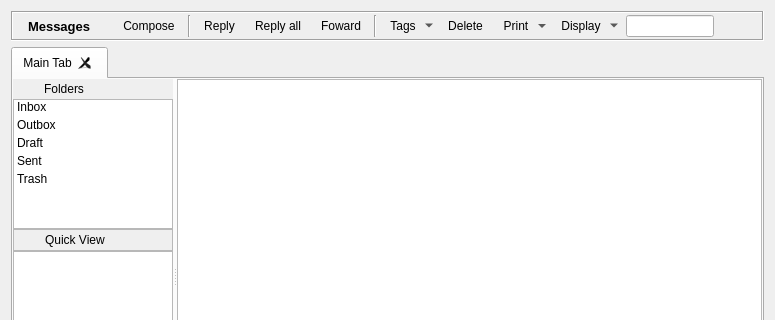
RetroShare/RetroShare, file retroshare-gui/src/gui/MessagesDialog.ui: the form before one commit; both pictures show x 0 to 775 and y 0 to 320 of the 775 by 485 pixel window.
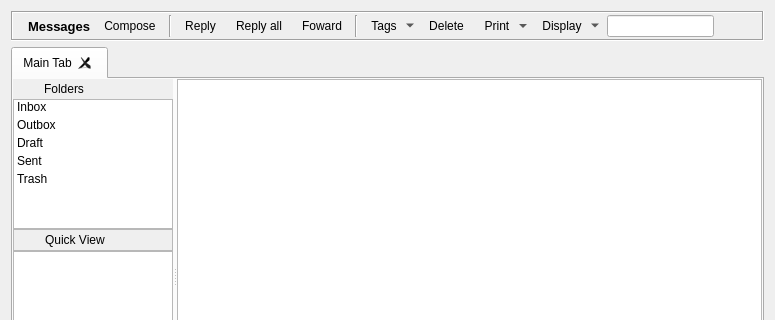
The form after the commit. Icons and pictures are not drawn. Custom widgets are drawn as their Qt base class.

Commit message: messages buttons needs to be order from left to right

```diff
--- a/retroshare-gui/src/gui/MessagesDialog.ui
+++ b/retroshare-gui/src/gui/MessagesDialog.ui
@@ -58,23 +58,10 @@
         </property>
        </widget>
       </item>
-      <item row="0" column="13">
+      <item row="0" column="12">
        <widget class="LineEditClear" name="filterLineEdit"/>
       </item>
-      <item row="0" column="2">
-       <spacer name="horizontalSpacer_2">
-        <property name="orientation">
-         <enum>Qt::Horizontal</enum>
-        </property>
-        <property name="sizeHint" stdset="0">
-         <size>
-          <width>40</width>
-          <height>20</height>
-         </size>
-        </property>
-       </spacer>
-      </item>
-      <item row="0" column="7">
+      <item row="0" column="6">
        <widget class="QToolButton" name="forwardmessageButton">
         <property name="minimumSize">
          <size>
@@ -115,14 +102,14 @@
         </property>
        </widget>
       </item>
-      <item row="0" column="8">
+      <item row="0" column="7">
        <widget class="Line" name="line_2">
         <property name="orientation">
          <enum>Qt::Vertical</enum>
         </property>
        </widget>
       </item>
-      <item row="0" column="10">
+      <item row="0" column="9">
        <widget class="QToolButton" name="removemessageButton">
         <property name="minimumSize">
          <size>
@@ -163,7 +150,7 @@
         </property>
        </widget>
       </item>
-      <item row="0" column="11">
+      <item row="0" column="10">
        <widget class="QToolButton" name="printbutton">
         <property name="sizePolicy">
          <sizepolicy hsizetype="Fixed" vsizetype="Fixed">
@@ -213,7 +200,7 @@
         </property>
        </widget>
       </item>
-      <item row="0" column="12">
+      <item row="0" column="11">
        <widget class="QToolButton" name="viewtoolButton">
         <property name="sizePolicy">
          <sizepolicy hsizetype="Fixed" vsizetype="Fixed">
@@ -255,7 +242,7 @@
         </property>
        </widget>
       </item>
-      <item row="0" column="9">
+      <item row="0" column="8">
        <widget class="QToolButton" name="tagButton">
         <property name="focusPolicy">
          <enum>Qt::NoFocus</enum>
@@ -307,14 +294,14 @@
         </property>
        </widget>
       </item>
-      <item row="0" column="4">
+      <item row="0" column="3">
        <widget class="Line" name="line">
         <property name="orientation">
          <enum>Qt::Vertical</enum>
         </property>
        </widget>
       </item>
-      <item row="0" column="5">
+      <item row="0" column="4">
        <widget class="QToolButton" name="replymessageButton">
         <property name="sizePolicy">
          <sizepolicy hsizetype="Fixed" vsizetype="Fixed">
@@ -361,7 +348,7 @@
         </property>
        </widget>
       </item>
-      <item row="0" column="6">
+      <item row="0" column="5">
        <widget class="QToolButton" name="replyallmessageButton">
         <property name="minimumSize">
          <size>
@@ -402,7 +389,7 @@
         </property>
        </widget>
       </item>
-      <item row="0" column="3">
+      <item row="0" column="2">
        <widget class="QToolButton" name="newmessageButton">
         <property name="minimumSize">
          <size>
```
Left out of the diff: 25 changed lines with no effect on the pictures.
